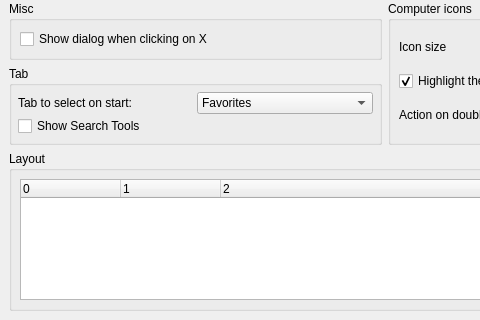
Above: modules/mainui/rzxmainuipropui.ui from Fruneau/qRezix before the change; both pictures show x 0 to 480 and y 240 to 560 of the 770 by 560 pixel window. Below: the same form after it.
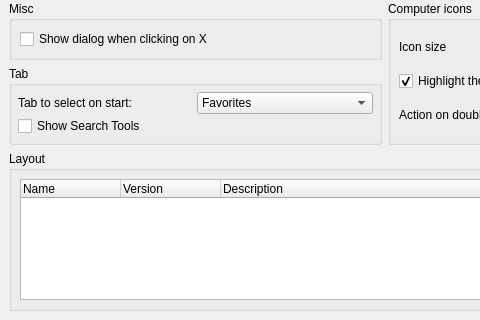
That is the form after the change.

Commit message: Corrige quelques bugs d'ui...

```diff
--- a/modules/mainui/rzxmainuipropui.ui
+++ b/modules/mainui/rzxmainuipropui.ui
@@ -515,17 +515,17 @@
         </property>
         <column>
          <property name="text" >
-          <string>0</string>
+          <string>Name</string>
          </property>
         </column>
         <column>
          <property name="text" >
-          <string>1</string>
+          <string>Version</string>
          </property>
         </column>
         <column>
          <property name="text" >
-          <string>2</string>
+          <string>Description</string>
          </property>
         </column>
        </widget>
```
The commit also changes 6 other files.
